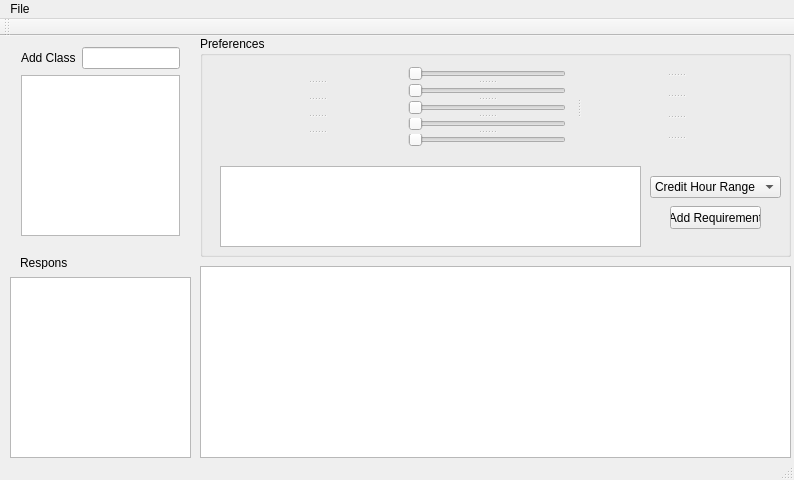
Above: mainwindow.ui from nstromberg/CatHacks4Penn-Stromberg before the change. Below: the same form after it.
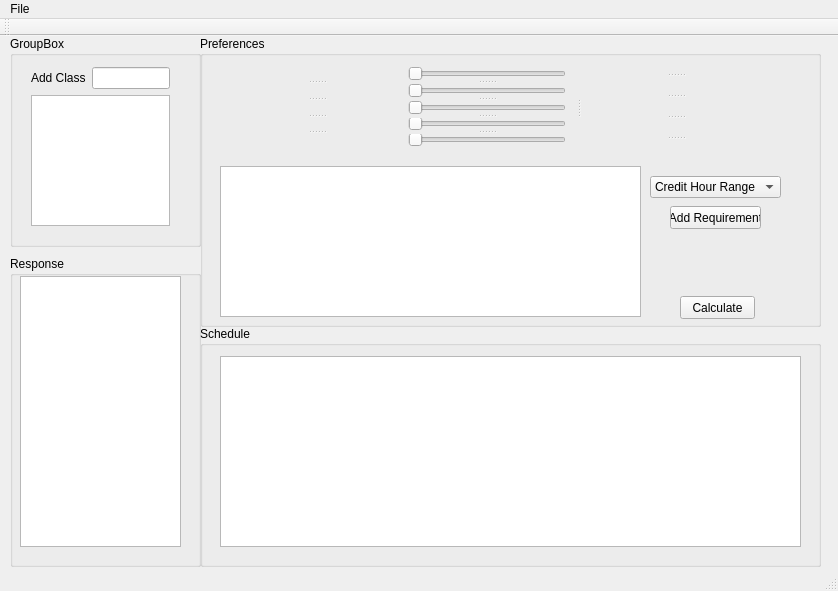
That is the form after the change.

What changed in the file:
```diff
--- a/mainwindow.ui
+++ b/mainwindow.ui
@@ -6,8 +6,8 @@
    <rect>
     <x>0</x>
     <y>0</y>
-    <width>794</width>
-    <height>480</height>
+    <width>838</width>
+    <height>591</height>
    </rect>
   </property>
   <property name="windowTitle">
@@ -19,8 +19,8 @@
      <rect>
       <x>200</x>
       <y>0</y>
-      <width>591</width>
-      <height>221</height>
+      <width>621</width>
+      <height>291</height>
      </rect>
     </property>
     <property name="title">
@@ -45,7 +45,7 @@
        <x>20</x>
        <y>130</y>
        <width>421</width>
-       <height>81</height>
+       <height>151</height>
       </rect>
      </property>
     </widget>
@@ -84,6 +84,19 @@
       </property>
      </item>
     </widget>
+    <widget class="QPushButton" name="calcButton">
+     <property name="geometry">
+      <rect>
+       <x>480</x>
+       <y>260</y>
+       <width>75</width>
+       <height>23</height>
+      </rect>
+     </property>
+     <property name="text">
+      <string>Calculate</string>
+     </property>
+    </widget>
     <widget class="QSplitter" name="splitter_4">
      <property name="geometry">
       <rect>
@@ -377,48 +390,79 @@
      </widget>
     </widget>
    </widget>
+   <widget class="QGroupBox" name="groupBox">
+    <property name="geometry">
+     <rect>
+      <x>200</x>
+      <y>290</y>
+      <width>621</width>
+      <height>241</height>
+     </rect>
+    </property>
+    <property name="title">
+     <string>Schedule</string>
+    </property>
    <widget class="QTableWidget" name="scheduleTable">
     <property name="geometry">
      <rect>
-      <x>200</x>
-      <y>230</y>
-      <width>591</width>
-      <height>192</height>
-     </rect>
-    </property>
-   </widget>
-   <widget class="QTextBrowser" name="textBrowser">
-    <property name="geometry">
-     <rect>
-      <x>10</x>
-      <y>241</y>
-      <width>181</width>
-      <height>181</height>
-     </rect>
-    </property>
-   </widget>
-   <widget class="QLabel" name="label_9">
-    <property name="geometry">
-     <rect>
       <x>20</x>
+       <y>30</y>
+       <width>581</width>
+       <height>191</height>
+      </rect>
+     </property>
+    </widget>
+   </widget>
+   <widget class="QGroupBox" name="groupBox_2">
+    <property name="geometry">
+     <rect>
+      <x>10</x>
       <y>220</y>
-      <width>47</width>
-      <height>13</height>
+      <width>191</width>
+      <height>311</height>
      </rect>
     </property>
-    <property name="text">
+    <property name="title">
      <string>Response</string>
     </property>
-   </widget>
-   <widget class="QWidget" name="">
+    <widget class="QPlainTextEdit" name="plainTextEdit">
+     <property name="geometry">
+      <rect>
+       <x>10</x>
+       <y>20</y>
+       <width>161</width>
+       <height>271</height>
+      </rect>
+     </property>
+     <property name="readOnly">
+      <bool>true</bool>
+     </property>
+     <property name="overwriteMode">
+      <bool>true</bool>
+     </property>
+    </widget>
+   </widget>
+   <widget class="QGroupBox" name="groupBox_3">
     <property name="geometry">
      <rect>
       <x>10</x>
       <y>0</y>
-      <width>181</width>
+      <width>191</width>
       <height>211</height>
      </rect>
     </property>
+    <property name="title">
+     <string>GroupBox</string>
+    </property>
+    <widget class="QWidget" name="">
+     <property name="geometry">
+      <rect>
+       <x>10</x>
+       <y>20</y>
+       <width>161</width>
+       <height>181</height>
+      </rect>
+     </property>
     <layout class="QVBoxLayout" name="verticalLayout">
      <item>
       <layout class="QHBoxLayout" name="horizontalLayout">
@@ -440,12 +484,13 @@
     </layout>
    </widget>
   </widget>
+  </widget>
   <widget class="QMenuBar" name="menuBar">
    <property name="geometry">
     <rect>
      <x>0</x>
      <y>0</y>
-     <width>794</width>
+     <width>838</width>
      <height>21</height>
     </rect>
    </property>
```
Lines whose indentation alone changed are shown as unchanged.
